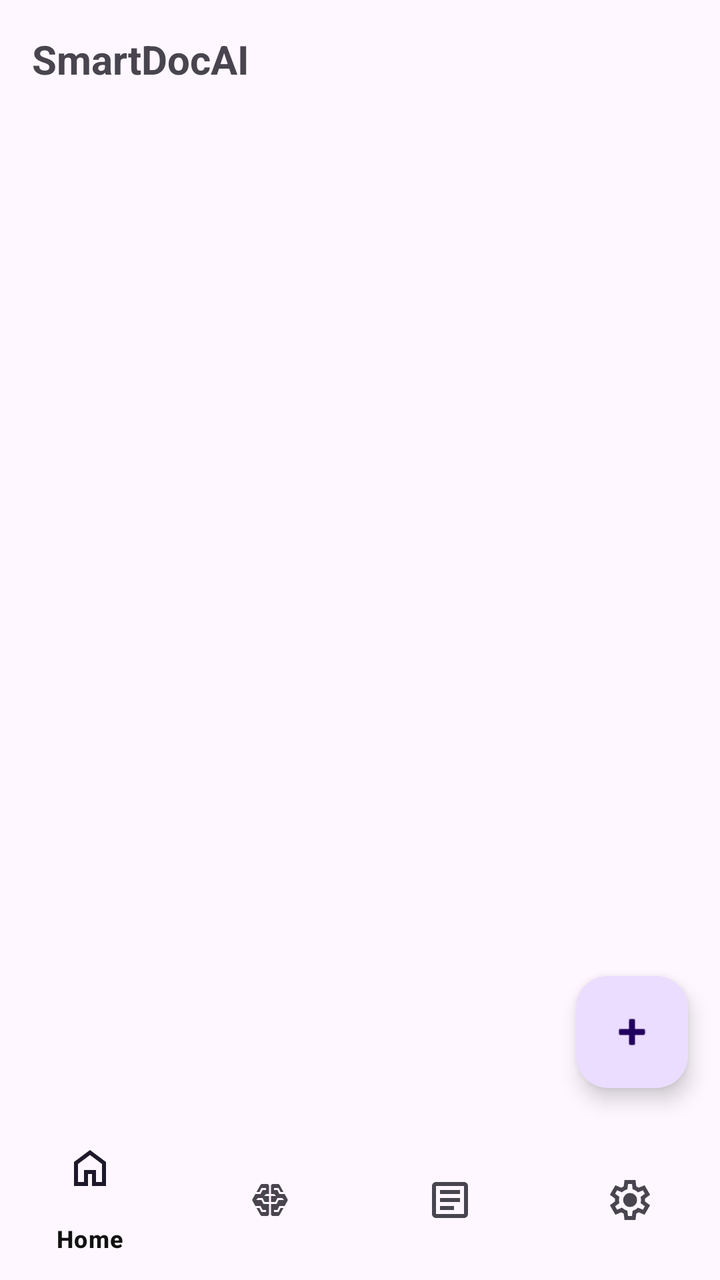
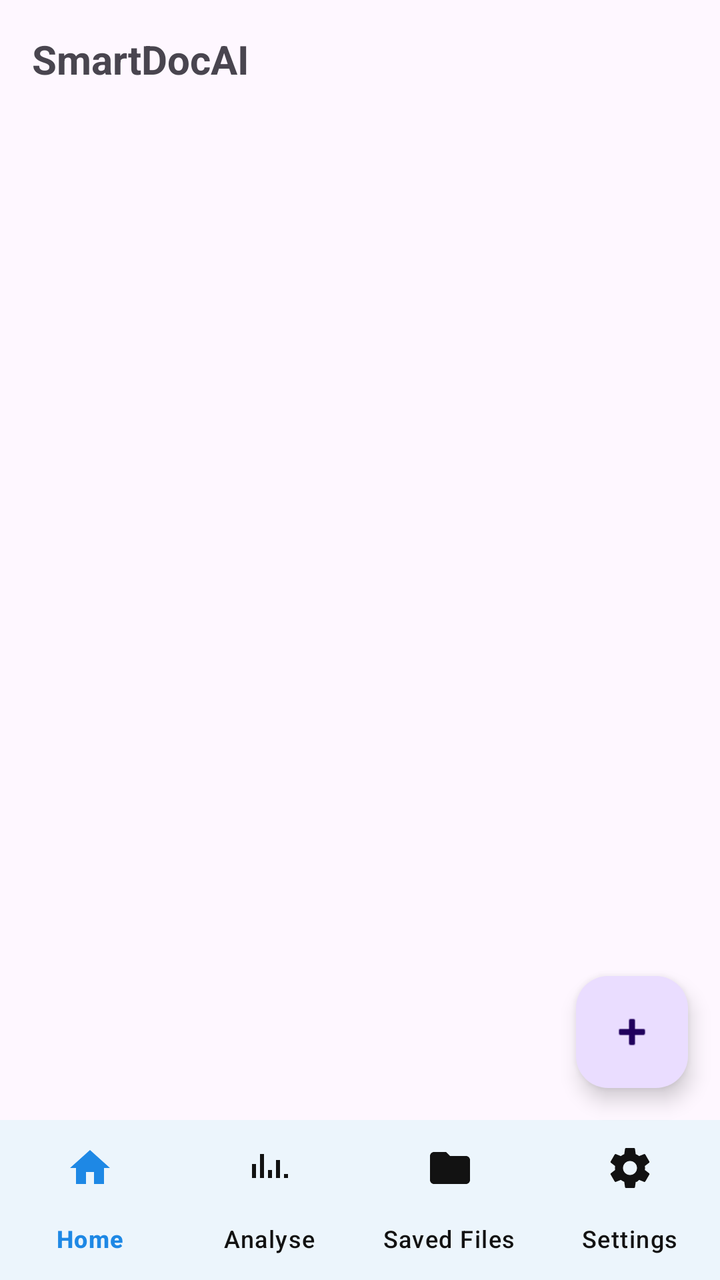

The first picture is an Android layout as it rendered before a commit; the second is the same layout after the commit. The layout source and the unified diff follow.
<!-- AndroidManifest.xml: application theme Theme.SmartDocAI -->
<!-- res/layout/activity_main.xml -->
<?xml version="1.0" encoding="utf-8"?>
<androidx.constraintlayout.widget.ConstraintLayout xmlns:android="http://schemas.android.com/apk/res/android"
    xmlns:app="http://schemas.android.com/apk/res-auto"
    android:layout_width="match_parent"
    android:layout_height="match_parent"
    android:fitsSystemWindows="true"
    android:background="?android:attr/windowBackground">

    
    <TextView
        android:id="@+id/appTitle"
        android:layout_width="wrap_content"
        android:layout_height="wrap_content"
        android:text="SmartDocAI"
        android:textSize="20sp"
        android:textStyle="bold"
        android:layout_margin="16dp"
        app:layout_constraintTop_toTopOf="parent"
        app:layout_constraintStart_toStartOf="parent" />

    
    <FrameLayout
        android:id="@+id/contentFrame"
        android:layout_width="0dp"
        android:layout_height="0dp"
        app:layout_constraintTop_toBottomOf="@id/appTitle"
        app:layout_constraintBottom_toTopOf="@id/bottomNav"
        app:layout_constraintStart_toStartOf="parent"
        app:layout_constraintEnd_toEndOf="parent" />

    
    <com.google.android.material.floatingactionbutton.FloatingActionButton
        android:id="@+id/fab"
        android:layout_width="wrap_content"
        android:layout_height="wrap_content"
        android:src="@android:drawable/ic_input_add"
        android:contentDescription="Quick Actions"
        app:layout_constraintBottom_toTopOf="@id/bottomNav"
        app:layout_constraintEnd_toEndOf="parent"
        android:layout_margin="16dp" />

    
    <com.google.android.material.bottomnavigation.BottomNavigationView
        android:id="@+id/bottomNav"
        android:layout_width="0dp"
        android:layout_height="wrap_content"
        android:background="?android:attr/windowBackground"
        app:menu="@menu/bottom_nav_menu"
        app:layout_constraintBottom_toBottomOf="parent"
        app:layout_constraintStart_toStartOf="parent"
        app:layout_constraintEnd_toEndOf="parent" />

</androidx.constraintlayout.widget.ConstraintLayout>
<!-- resources referenced by this layout -->
<resources>
  <style name="Theme.SmartDocAI" parent="Theme.Material3.DayNight.NoActionBar">
  
          
          <item name="colorPrimary">@color/colorPrimary</item>
          <item name="colorOnPrimary">@color/colorOnPrimary</item>
          <item name="colorSecondary">@color/colorSecondary</item>
          <item name="colorOnSecondary">@color/colorOnSecondary</item>
  
          
  
          <item name="colorOnBackground">@color/colorOnBackground</item>
          <item name="colorSurface">@color/colorSurface</item>
          <item name="colorOnSurface">@color/colorOnSurface</item>
  
          
          <item name="colorError">@color/colorError</item>
          <item name="colorOnError">@color/colorOnError</item>
  
          
          <item name="android:statusBarColor" tools:targetApi="l">@color/colorPrimary</item>
  
      </style>
  <color name="colorPrimary">#1E88E5</color>
  <color name="colorOnPrimary">#FFFFFF</color>
  <color name="colorSecondary">#00E5FF</color>
  <color name="colorOnSecondary">#000000</color>
  <color name="colorOnBackground">#121212</color>
  <color name="colorSurface">#FFFFFF</color>
  <color name="colorOnSurface">#121212</color>
  <color name="colorError">#B00020</color>
  <color name="colorOnError">#FFFFFF</color>
</resources>

<!-- the commit's change to res/layout/activity_main.xml (unified diff, before → after) -->
@@ -41,13 +41,17 @@
 
     
     <com.google.android.material.bottomnavigation.BottomNavigationView
+
         android:id="@+id/bottomNav"
         android:layout_width="0dp"
         android:layout_height="wrap_content"
-        android:background="?android:attr/windowBackground"
+        android:background="?attr/colorSurface"
         app:menu="@menu/bottom_nav_menu"
+        app:itemIconTint="@color/bottom_nav_colors"
+        app:itemTextColor="@color/bottom_nav_colors"
         app:layout_constraintBottom_toBottomOf="parent"
         app:layout_constraintStart_toStartOf="parent"
-        app:layout_constraintEnd_toEndOf="parent" />
+        app:layout_constraintEnd_toEndOf="parent"
+        app:labelVisibilityMode="labeled" />
 
 </androidx.constraintlayout.widget.ConstraintLayout>
